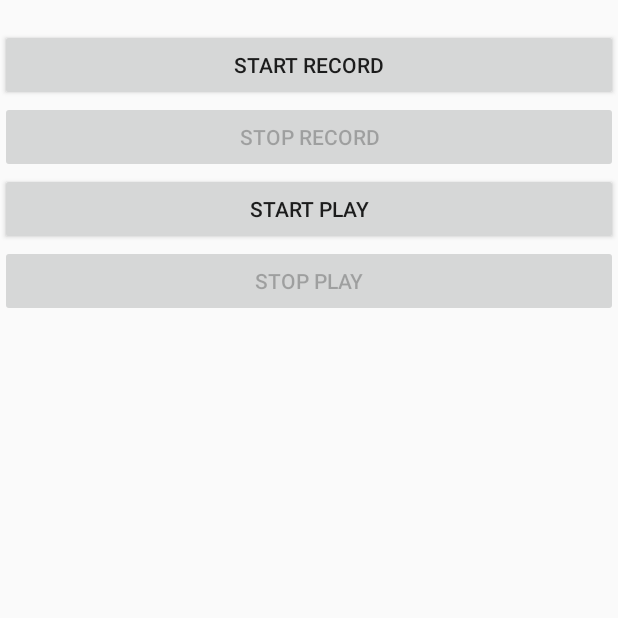
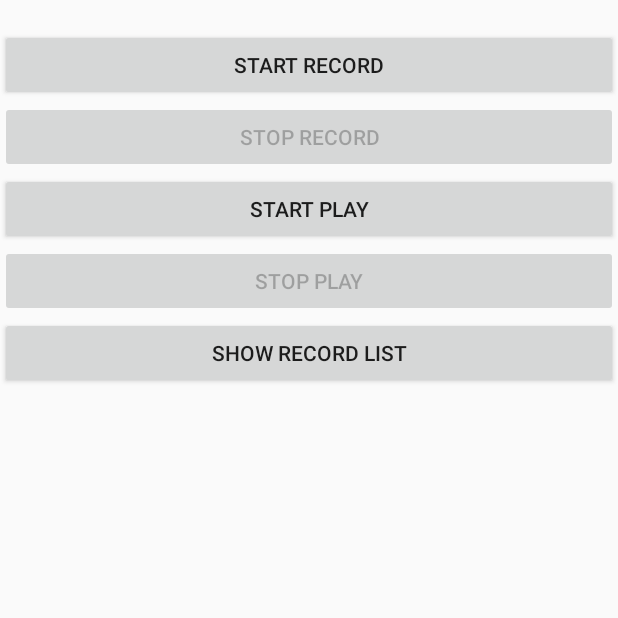
Before and after one commit to jaredgthub/Sound-Recorder-App, an Android app: the screen it shows after launch (RecordActivity), after a tap on "STOP RECORD", on a phone screen of 412 x 824 dp, the top half of it. Run offline under Robolectric (Android 15) with nearby library versions, the phone set to English and light mode, and no system bars; 1 other tap on this screen came first.

Commit message:
basic show record list.

```diff
--- a/app/src/main/java/com/alpha/sound_recorder_app/ui/RecordActivity.java
+++ b/app/src/main/java/com/alpha/sound_recorder_app/ui/RecordActivity.java
@@ -5,6 +5,7 @@ package com.alpha.sound_recorder_app.ui;
  */
 
 import android.app.Activity;
+import android.content.Intent;
 import android.media.MediaPlayer;
 import android.media.MediaRecorder;
 import android.os.Bundle;
@@ -15,8 +16,6 @@ import android.widget.Button;
 import android.widget.Toast;
 
 import com.alpha.sound_recorder_app.R;
-import com.alpha.sound_recorder_app.dao.Db;
-import com.alpha.sound_recorder_app.dao.RecordDao;
 import com.alpha.sound_recorder_app.model.Record;
 import com.alpha.sound_recorder_app.util.Global;
 
@@ -33,13 +32,14 @@ public class RecordActivity extends Activity {
     private Button startPlayBtn;
     private Button stopRecordBtn;
     private Button stopPlayBtn;
+    private Button showListBtn;
 
     //语音操作对象
     private MediaPlayer mPlayer = null;
     private MediaRecorder mRecorder = null;
-
-    private Db db;
-    private RecordDao recordDao;
+    //TODO insert into db;
+//    private Db db;
+//    private RecordDao recordDao;
     private Record record;
 
     /** Called when the activity is first created. */
@@ -47,9 +47,6 @@ public class RecordActivity extends Activity {
     public void onCreate(Bundle savedInstanceState) {
         super.onCreate(savedInstanceState);
         setContentView(R.layout.record);
-
-        db = new Db(this);
-        recordDao = new RecordDao(db);
 
         //开始录音
         startRecordBtn = (Button)findViewById(R.id.startRecord);
@@ -71,6 +68,10 @@ public class RecordActivity extends Activity {
         stopPlayBtn = (Button) findViewById(R.id.stopPlay);
         stopPlayBtn.setText(R.string.stopPlay);
         stopPlayBtn.setOnClickListener(new stopPlayListener());
+
+        showListBtn = (Button) findViewById(R.id.showList);
+        showListBtn.setText(R.string.showList);
+        showListBtn.setOnClickListener(new showListListener());
 
         startRecordBtn.setEnabled(true);
         stopRecordBtn.setEnabled(false);
@@ -110,8 +111,6 @@ public class RecordActivity extends Activity {
             fileLocation += record.getName() + ".3gp";
             mRecorder.setOutputFile(fileLocation);
 
-            System.out.println("realFile::"+fileLocation);
-
             //设置音频文件的编码：AAC/AMR_NB/AMR_MB/Default
             mRecorder.setAudioEncoder(MediaRecorder.AudioEncoder.AMR_NB);
             try {
@@ -136,12 +135,17 @@ public class RecordActivity extends Activity {
     class stopRecordListener implements OnClickListener{
         @Override
         public void onClick(View v) {
-            //save
-            if(recordDao.addRecord(record)){
-                Toast.makeText(RecordActivity.this, "save success", Toast.LENGTH_LONG).show();
-            }else{
-                Toast.makeText(RecordActivity.this, "save fail!", Toast.LENGTH_LONG).show();
-            }
+//            db = new Db(RecordActivity.this);
+//            recordDao = new RecordDao(db);
+//
+//            //save
+//            if(recordDao.addRecord(record)){
+//                Toast.makeText(RecordActivity.this, "save success", Toast.LENGTH_LONG).show();
+//            }else{
+//                Toast.makeText(RecordActivity.this, "save fail!", Toast.LENGTH_LONG).show();
+//            }
+//
+//            recordDao.close();
 
             mRecorder.stop();
             mRecorder.release();
@@ -183,4 +187,11 @@ public class RecordActivity extends Activity {
         }
     }
 
+    class showListListener implements OnClickListener{
+        @Override
+        public void onClick(View v) {
+            startActivity(new Intent(RecordActivity.this,RecordListActivity.class));
+        }
+    }
+
 }
--- a/app/src/main/res/layout/record.xml
+++ b/app/src/main/res/layout/record.xml
@@ -28,4 +28,9 @@
         android:layout_width="fill_parent"
         android:layout_height="wrap_content"
         />
+
+    <Button
+        android:id="@+id/showList"
+        android:layout_width="fill_parent"
+        android:layout_height="wrap_content" />
 </LinearLayout>
--- a/app/src/main/res/values/strings.xml
+++ b/app/src/main/res/values/strings.xml
@@ -9,5 +9,6 @@
     <string name="stopRecord">stop Record</string>
     <string name="startPlay">start Play</string>
     <string name="stopPlay">stop Play</string>
-    <string name="title_activity_record_list">RecordListActivity</string>
+    <string name="showList">show Record List</string>
+    <string name="title_activity_record_list">RecordList</string>
 </resources>
```
Also changed, not shown: app/src/main/AndroidManifest.xml (+8 -4 lines), app/src/main/java/com/alpha/sound_recorder_app/dao/RecordDao.java (+21 -10 lines), app/src/main/java/com/alpha/sound_recorder_app/ui/RecordListActivity.java (+14 -15 lines).
